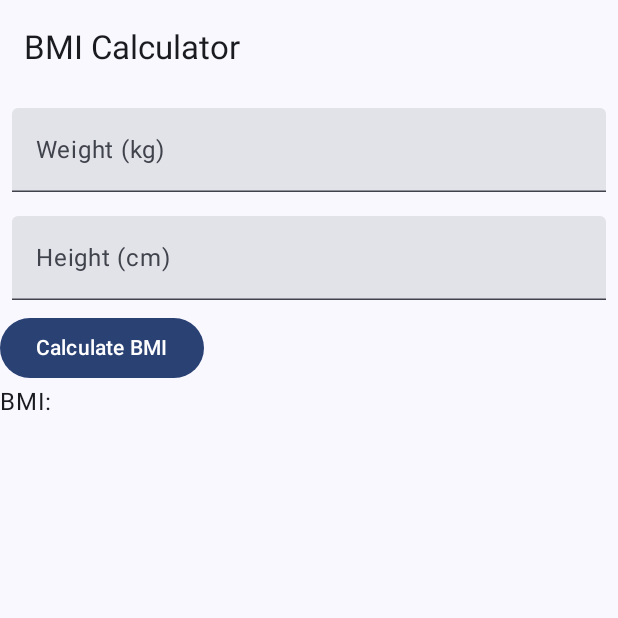
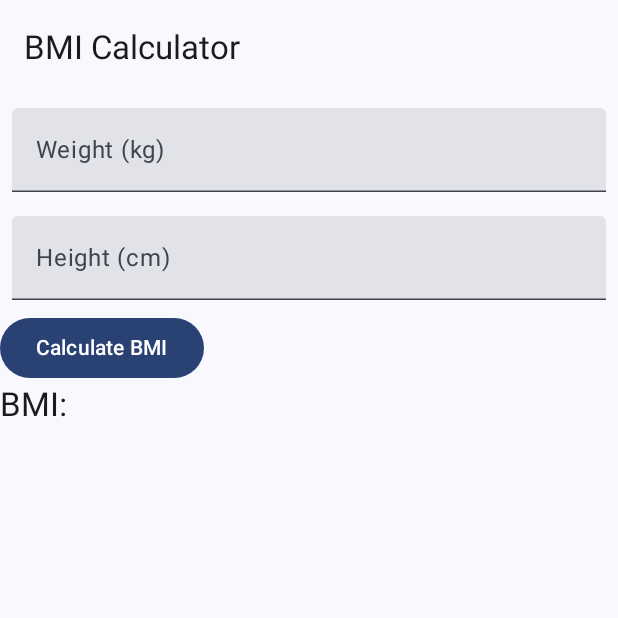
Before and after one commit to ehandresen/kotlin-counterapp, an Android app built with Jetpack Compose: the screen it shows after launch (MainActivity), on a phone screen of 412 x 824 dp, the top half of it. Run offline under Robolectric (Android 15) with nearby library versions, the light colour scheme and no system bars.

Commit message:
bmi calculator done

```diff
--- a/app/src/main/java/com/example/counterapp/screens/BmiCalculator.kt
+++ b/app/src/main/java/com/example/counterapp/screens/BmiCalculator.kt
@@ -1,6 +1,8 @@
 package com.example.counterapp.screens
 
+import androidx.compose.foundation.background
 import androidx.compose.foundation.layout.Column
+import androidx.compose.foundation.layout.Row
 import androidx.compose.foundation.layout.fillMaxSize
 import androidx.compose.foundation.layout.fillMaxWidth
 import androidx.compose.foundation.layout.padding
@@ -8,6 +10,7 @@ import androidx.compose.foundation.text.KeyboardActions
 import androidx.compose.foundation.text.KeyboardOptions
 import androidx.compose.material3.Button
 import androidx.compose.material3.ExperimentalMaterial3Api
+import androidx.compose.material3.MaterialTheme
 import androidx.compose.material3.Scaffold
 import androidx.compose.material3.Text
 import androidx.compose.material3.TextField
@@ -17,8 +20,11 @@ import androidx.compose.runtime.getValue
 import androidx.compose.runtime.mutableStateOf
 import androidx.compose.runtime.remember
 import androidx.compose.runtime.setValue
+import androidx.compose.ui.Alignment
 import androidx.compose.ui.Modifier
 import androidx.compose.ui.focus.FocusManager
+import androidx.compose.ui.graphics.Color
+import androidx.compose.ui.text.font.FontWeight
 import androidx.compose.ui.text.input.ImeAction
 import androidx.compose.ui.text.input.KeyboardType
 import androidx.compose.ui.tooling.preview.Preview
@@ -39,6 +45,7 @@ fun BmiCalculator(modifier: Modifier = Modifier) {
         var weight by remember { mutableStateOf("") }
         var height by remember { mutableStateOf("") }
         var bmi by remember { mutableStateOf("") }
+        var status by remember { mutableStateOf("") }
 
         Column(
             modifier = modifier.padding(it)
@@ -69,10 +76,15 @@ fun BmiCalculator(modifier: Modifier = Modifier) {
                     weight = weight.toDoubleOrNull() ?: 0.0,
                     height = height.toDoubleOrNull() ?: 0.0
                 )
+                status = getBMIStatus(bmi.toDouble())
             }) {
                 Text(text = "Calculate BMI")
             }
-            Text(text = "BMI: $bmi")
+            BmiResult(
+                bmi = bmi,
+                status = status,
+                modifier = modifier
+            )
         }
     }
 }
@@ -80,6 +92,19 @@ fun BmiCalculator(modifier: Modifier = Modifier) {
 fun calculateBmi(weight: Double, height: Double): String {
     val bmi = weight / ((height / 100) * (height / 100))
     return String.format("%.1f", bmi)
+}
+
+fun getBMIStatus(bmi: Double): String {
+    return when (bmi) {
+        in 0.0..16.0 -> BMIConstants.SEVERELY_UNDERWEIGHT
+        in 16.0..16.9 -> BMIConstants.UNDERWEIGHT_MODERATE
+        in 17.0..18.4 -> BMIConstants.UNDERWEIGHT
+        in 18.5..24.9 -> BMIConstants.NORMAL_WEIGHT
+        in 25.0..29.9 -> BMIConstants.OVERWEIGHT
+        in 30.0..34.9 -> BMIConstants.OBESE_CLASS_I
+        in 35.0..39.9 -> BMIConstants.OBESE_CLASS_II
+        else -> BMIConstants.OBESE_CLASS_III
+    }
 }
 
 @Composable
@@ -100,8 +125,68 @@ fun EditNumberField(
     )
 }
 
+@Composable
+fun BmiResult(
+    bmi: String,
+    status: String,
+    modifier: Modifier = Modifier
+) {
+    Column(
+        modifier = modifier,
+        horizontalAlignment = Alignment.CenterHorizontally
+    ) {
+        Text(
+            text = "BMI: $bmi",
+            style = MaterialTheme.typography.titleLarge,
+            modifier = Modifier.padding(bottom = 16.dp)
+        )
+
+        if (status.isNotBlank()) {
+            for (key in statusMap.keys) {
+                val color = if (status == key) Color.DarkGray else Color.Transparent
+                val fontWeight = if (status == key) FontWeight.Bold else FontWeight.Normal
+                Row(
+                    modifier = Modifier
+                        .padding(horizontal = 16.dp, vertical = 8.dp)
+                        .fillMaxWidth()
+                        .background(color = color)
+                ) {
+                    Text(
+                        text = key,
+                        fontWeight = fontWeight,
+                        modifier = Modifier.weight(1f)
+                    )
+                    Text(text = statusMap[key] ?: "", fontWeight = fontWeight)
+                }
+            }
+        }
+    }
+}
+
 @Preview
 @Composable
 private fun BmiCalculatorPreview() {
     BmiCalculator()
 }
+
+object BMIConstants {
+    const val SEVERELY_UNDERWEIGHT = "Severely Underweight"
+    const val UNDERWEIGHT_MODERATE = "Moderate Underweight"
+    const val UNDERWEIGHT = "Underweight"
+    const val NORMAL_WEIGHT = "Normal weight"
+    const val OVERWEIGHT = "Overweight"
+    const val OBESE_CLASS_I = "Obesity Class I"
+    const val OBESE_CLASS_II = "Obesity Class II"
+    const val OBESE_CLASS_III = "Obesity Class III"
+}
+
+val statusMap = mapOf(
+    BMIConstants.SEVERELY_UNDERWEIGHT to "Less than 16.0",
+    BMIConstants.UNDERWEIGHT_MODERATE to "16.0 - 16.9",
+    BMIConstants.UNDERWEIGHT to "17.0 - 18.4",
+    BMIConstants.NORMAL_WEIGHT to "18.5 - 24.9",
+    BMIConstants.OVERWEIGHT to "25.0 -29.9",
+    BMIConstants.OBESE_CLASS_I to "30.0 - 34.9",
+    BMIConstants.OBESE_CLASS_II to "35.0 - 39.9",
+    BMIConstants.OBESE_CLASS_III to "40 and above"
+)
```
